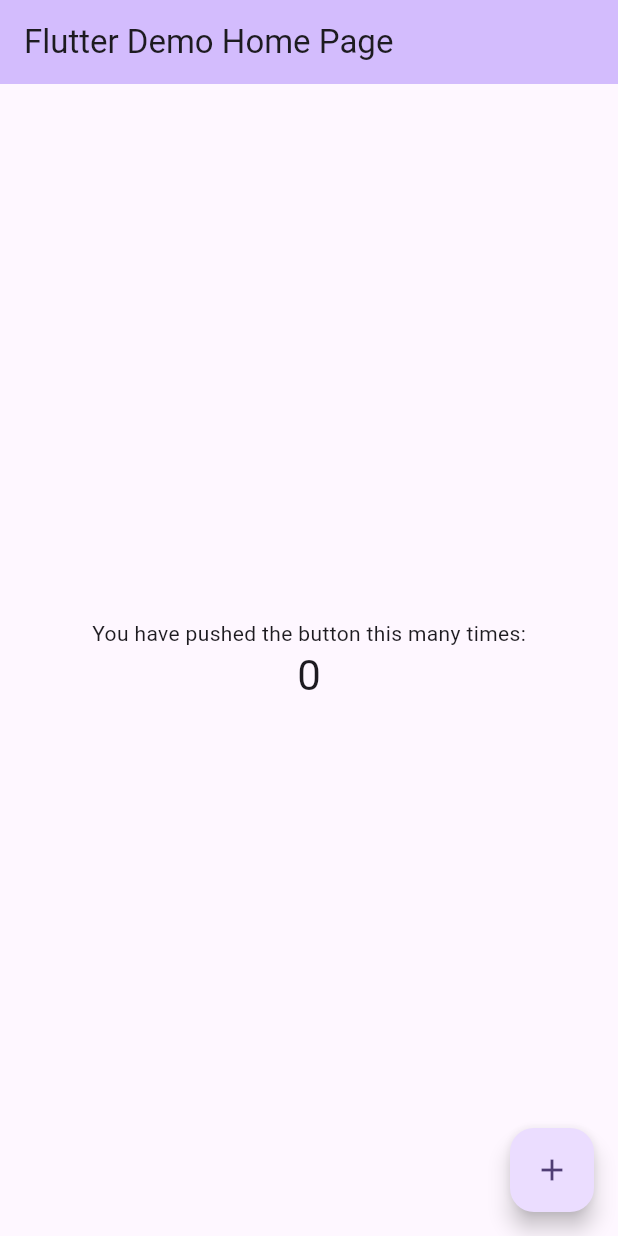
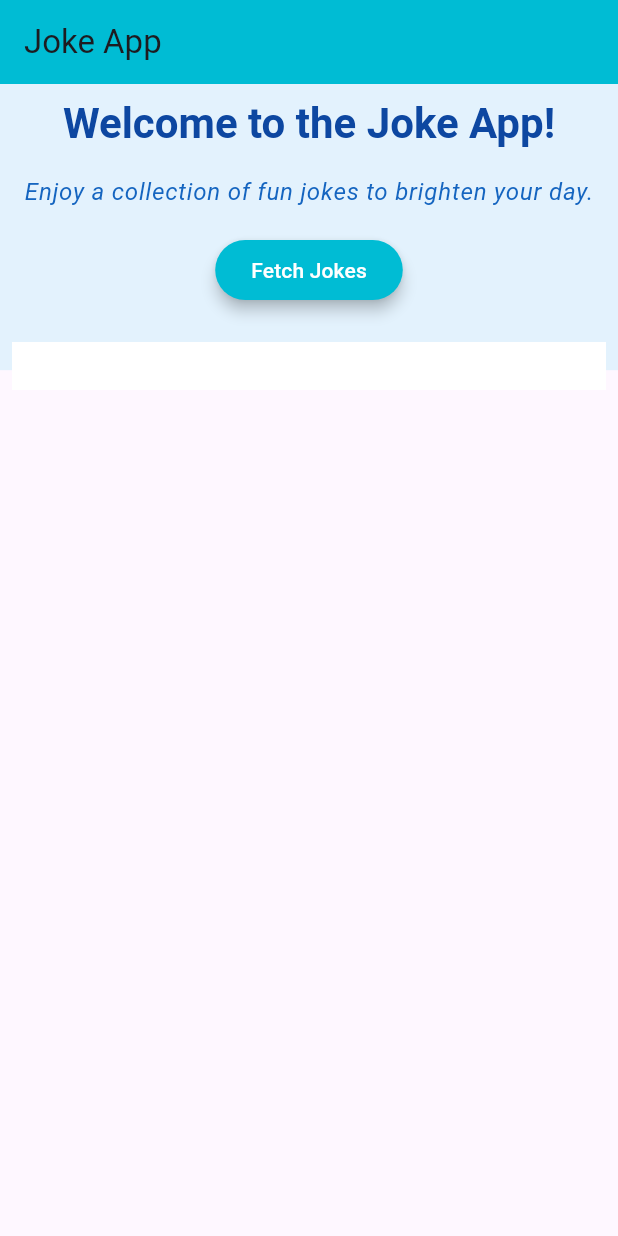
Before and after one commit to nimeshaabesinghe/JokeApp, a Flutter app: the screen it shows after launch, on a phone screen of 412 x 824 dp. Run offline on Flutter 3.47's test engine with Material 3 defaults, Android fonts, the phone set to English and light mode, and no system bars.

Commit message:
added widgets

```diff
--- a/lib/main.dart
+++ b/lib/main.dart
@@ -1,125 +1,70 @@
 import 'package:flutter/material.dart';
 
-void main() {
-  runApp(const MyApp());
-}
+void main() => runApp(const MyApp());
 
 class MyApp extends StatelessWidget {
   const MyApp({super.key});
 
-  // This widget is the root of your application.
   @override
   Widget build(BuildContext context) {
-    return MaterialApp(
-      title: 'Flutter Demo',
-      theme: ThemeData(
-        // This is the theme of your application.
-        //
-        // TRY THIS: Try running your application with "flutter run". You'll see
-        // the application has a purple toolbar. Then, without quitting the app,
-        // try changing the seedColor in the colorScheme below to Colors.green
-        // and then invoke "hot reload" (save your changes or press the "hot
-        // reload" button in a Flutter-supported IDE, or press "r" if you used
-        // the command line to start the app).
-        //
-        // Notice that the counter didn't reset back to zero; the application
-        // state is not lost during the reload. To reset the state, use hot
-        // restart instead.
-        //
-        // This works for code too, not just values: Most code changes can be
-        // tested with just a hot reload.
-        colorScheme: ColorScheme.fromSeed(seedColor: Colors.deepPurple),
-        useMaterial3: true,
-      ),
-      home: const MyHomePage(title: 'Flutter Demo Home Page'),
+    return const MaterialApp(
+      home: JokeListPage(),
     );
   }
 }
 
-class MyHomePage extends StatefulWidget {
-  const MyHomePage({super.key, required this.title});
-
-  // This widget is the home page of your application. It is stateful, meaning
-  // that it has a State object (defined below) that contains fields that affect
-  // how it looks.
-
-  // This class is the configuration for the state. It holds the values (in this
-  // case the title) provided by the parent (in this case the App widget) and
-  // used by the build method of the State. Fields in a Widget subclass are
-  // always marked "final".
-
-  final String title;
-
-  @override
-  State<MyHomePage> createState() => _MyHomePageState();
-}
-
-class _MyHomePageState extends State<MyHomePage> {
-  int _counter = 0;
-
-  void _incrementCounter() {
-    setState(() {
-      // This call to setState tells the Flutter framework that something has
-      // changed in this State, which causes it to rerun the build method below
-      // so that the display can reflect the updated values. If we changed
-      // _counter without calling setState(), then the build method would not be
-      // called again, and so nothing would appear to happen.
-      _counter++;
-    });
-  }
+class JokeListPage extends StatelessWidget {
+  const JokeListPage({super.key});
 
   @override
   Widget build(BuildContext context) {
-    // This method is rerun every time setState is called, for instance as done
-    // by the _incrementCounter method above.
-    //
-    // The Flutter framework has been optimized to make rerunning build methods
-    // fast, so that you can just rebuild anything that needs updating rather
-    // than having to individually change instances of widgets.
     return Scaffold(
       appBar: AppBar(
-        // TRY THIS: Try changing the color here to a specific color (to
-        // Colors.amber, perhaps?) and trigger a hot reload to see the AppBar
-        // change color while the other colors stay the same.
-        backgroundColor: Theme.of(context).colorScheme.inversePrimary,
-        // Here we take the value from the MyHomePage object that was created by
-        // the App.build method, and use it to set our appbar title.
-        title: Text(widget.title),
+        title: const Text('Joke App'),
+        backgroundColor: Colors.cyan,
       ),
-      body: Center(
-        // Center is a layout widget. It takes a single child and positions it
-        // in the middle of the parent.
+      body: Container(
+        constraints: BoxConstraints.expand(
+          height: Theme.of(context).textTheme.headlineMedium!.fontSize! * 1.1 + 160.0,
+        ),
+        padding: const EdgeInsets.all(8.0),
+        color: Colors.blue[50],
+        alignment: Alignment.topCenter,
         child: Column(
-          // Column is also a layout widget. It takes a list of children and
-          // arranges them vertically. By default, it sizes itself to fit its
-          // children horizontally, and tries to be as tall as its parent.
-          //
-          // Column has various properties to control how it sizes itself and
-          // how it positions its children. Here we use mainAxisAlignment to
-          // center the children vertically; the main axis here is the vertical
-          // axis because Columns are vertical (the cross axis would be
-          // horizontal).
-          //
-          // TRY THIS: Invoke "debug painting" (choose the "Toggle Debug Paint"
-          // action in the IDE, or press "p" in the console), to see the
-          // wireframe for each widget.
           mainAxisAlignment: MainAxisAlignment.center,
-          children: <Widget>[
-            const Text(
-              'You have pushed the button this many times:',
+          crossAxisAlignment: CrossAxisAlignment.center,
+          children: [
+            Text(
+              'Welcome to the Joke App!',
+              style: Theme.of(context).textTheme.headlineMedium!.copyWith(color: Colors.blue[900], fontWeight: FontWeight.bold),
             ),
+            const SizedBox(height: 16.0,),
             Text(
-              '$_counter',
-              style: Theme.of(context).textTheme.headlineMedium,
+              'Enjoy a collection of fun jokes to brighten your day.',
+              style: Theme.of(context).textTheme.bodyLarge!.copyWith(color: Colors.blue[800], fontStyle: FontStyle.italic),
             ),
+            const SizedBox(height: 16.0,),
+            ElevatedButton(
+              onPressed: () {},
+              child: const Text('Fetch Jokes'),
+              style: ElevatedButton.styleFrom(
+                backgroundColor: Colors.cyan,
+                foregroundColor: Colors.white,
+                shape: RoundedRectangleBorder(borderRadius: BorderRadius.circular(50)),
+                elevation: 4,
+              ),
+            ),
+            const SizedBox(height: 24.0),
+            Container(
+              padding: const EdgeInsets.all(16.0),
+              decoration: BoxDecoration(
+                color: Colors.white,
+
+              ),
+            )
           ],
-        ),
-      ),
-      floatingActionButton: FloatingActionButton(
-        onPressed: _incrementCounter,
-        tooltip: 'Increment',
-        child: const Icon(Icons.add),
-      ), // This trailing comma makes auto-formatting nicer for build methods.
+        )
+      )
     );
   }
 }
```
